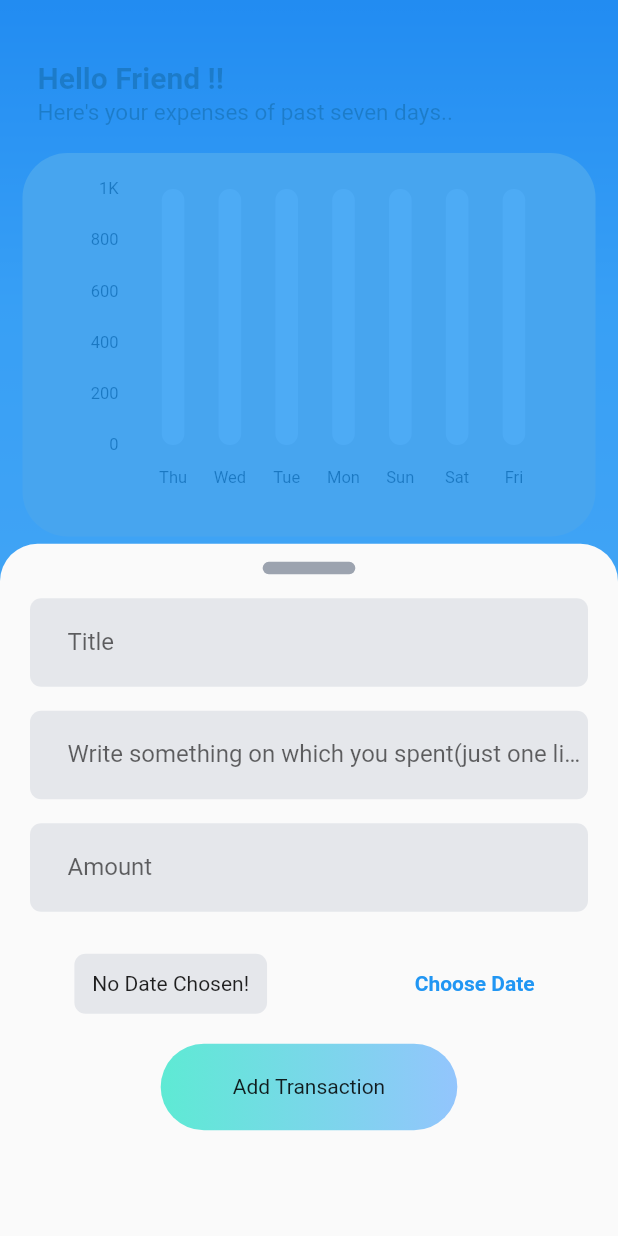
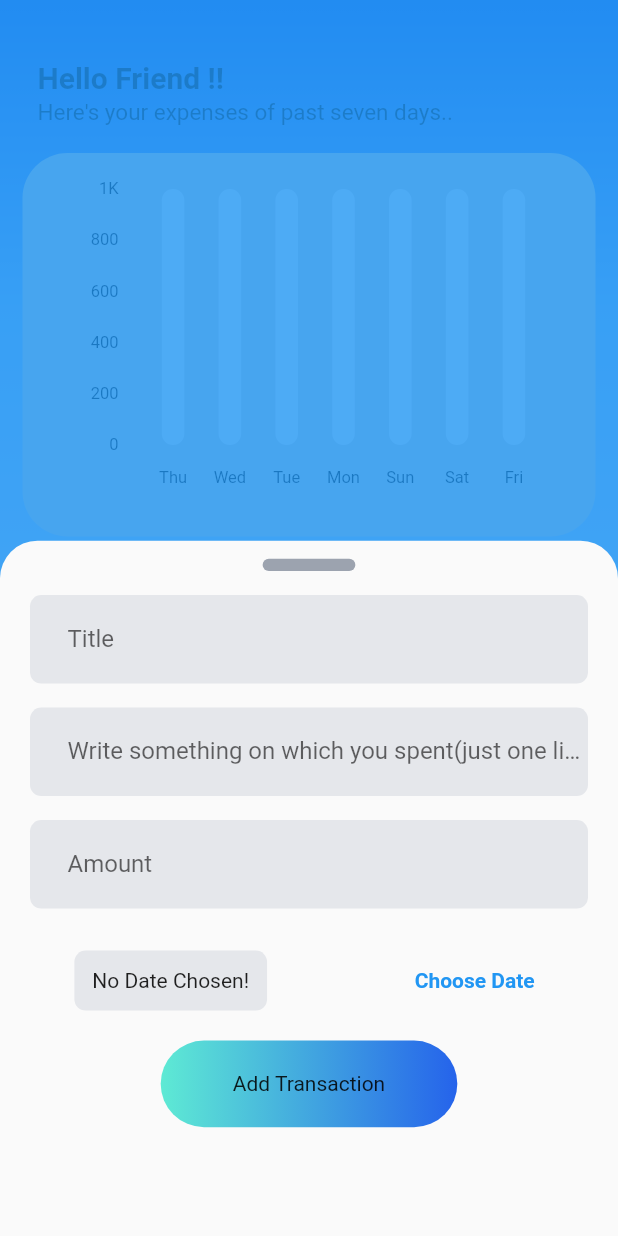
Before and after one commit to suvakanta1808/expenses-tracker, a Flutter app: the screen it shows after launch, after a tap on the "add" icon, on a phone screen of 412 x 824 dp. Run offline on Flutter 3.47's test engine with Material 2 defaults, Android fonts, the phone set to English and light mode, and no system bars; drawn by our look-alikes of fl_chart, velocity_x; our stand-ins replace shared_preferences, sqflite; accounts and stored records are empty.

Commit message:
changed button style and fixed alignment issues

```diff
--- a/lib/screens/home_screen.dart
+++ b/lib/screens/home_screen.dart
@@ -35,13 +35,13 @@ class _HomeScreenState extends State<HomeScreen> {
               .make()
               .pOnly(top: 8, left: 15, right: 15)
               .wFull(context)
-              .h32(context),
+              .h(MediaQuery.of(context).size.height * 0.32),
         ]
             .vStack(crossAlignment: CrossAxisAlignment.start)
             .box
             .make()
             .p0()
-            .h(MediaQuery.of(context).size.height * 0.45)
+            .h(MediaQuery.of(context).size.height * 0.48)
             .wFull(context),
         ExpensesList().scrollVertical()
       ]
--- a/lib/widgets/expenses_list.dart
+++ b/lib/widgets/expenses_list.dart
@@ -30,7 +30,7 @@ class ExpensesList extends StatelessWidget {
                     date: expenseList[i].date,
                   ),
                   itemCount: expenseList.length,
-                ).box.make().h(MediaQuery.of(context).size.height * 0.55);
+                ).box.make().h(MediaQuery.of(context).size.height * 0.52);
         });
   }
 }
--- a/lib/widgets/form.dart
+++ b/lib/widgets/form.dart
@@ -118,12 +118,12 @@ class _CollecingFormState extends State<CollecingForm> {
           .makeCentered()
           .p12()
           .box
-          .linearGradient([Vx.teal300, Vx.blue300])
+          .linearGradient([Vx.teal300, Vx.blue600])
           .roundedLg
           .make()
           .w48(context)
           .h(MediaQuery.of(context).size.height * 0.07)
           .onTap(() => _dataSubmit(context)),
-    ].vStack().p12().box.make().h56(context).wFull(context).scrollVertical();
+    ].vStack().p12().box.make().h60(context).wFull(context).scrollVertical();
   }
 }
```
Also changed, not shown: lib/widgets/expense_list_item.dart (+7 -7 lines).
